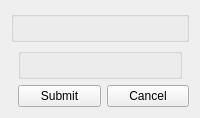
The window that source/skilldetailswidget.ui (pionere/d1-graphics-tool) describes before a commit, drawn with Qt 5.
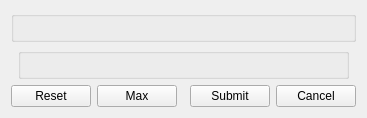
The same window after the commit.

Diff of the .ui file:
```diff
--- a/source/skilldetailswidget.ui
+++ b/source/skilldetailswidget.ui
@@ -33,6 +33,26 @@
    </item>
    <item>
     <layout class="QHBoxLayout">
+     <item>
+      <widget class="QPushButton" name="resetButton">
+       <property name="toolTip">
+        <string>Set skills to zero</string>
+       </property>
+       <property name="text">
+        <string>Reset</string>
+       </property>
+      </widget>
+     </item>
+     <item>
+      <widget class="QPushButton" name="maxButton">
+       <property name="toolTip">
+        <string>Set skills to maximum</string>
+       </property>
+       <property name="text">
+        <string>Max</string>
+       </property>
+      </widget>
+     </item>
      <item>
       <spacer>
        <property name="orientation">
```
